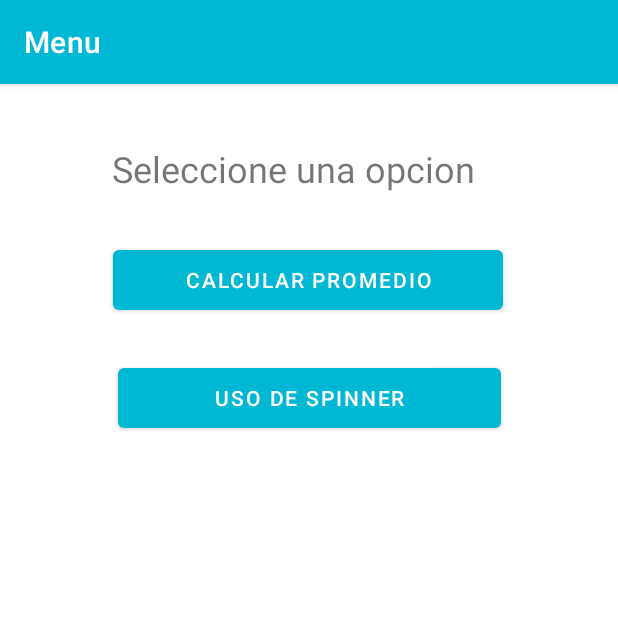
After one commit to GustavoTorres07/AppLogin, an Android app: the menu screen opened directly, with no data from a screen before it, on a phone screen of 412 x 824 dp, the top half of it. The commit adds this screen. Run offline under Robolectric (Android 15) with nearby library versions, the phone set to English and light mode, and no system bars.

Commit message:
Agregue mas pantallas y cree el menu

```diff
--- a/app/src/main/AndroidManifest.xml
+++ b/app/src/main/AndroidManifest.xml
@@ -14,6 +14,12 @@
         android:theme="@style/Theme.AppLogin"
         tools:targetApi="31">
         <activity
+            android:name=".calcularpromedio"
+            android:exported="false" />
+        <activity
+            android:name=".menu"
+            android:exported="false" />
+        <activity
             android:name=".MainActivity"
             android:exported="true">
             <intent-filter>
--- /dev/null
+++ b/app/src/main/java/com/example/applogin/menu.java
@@ -0,0 +1,26 @@
+package com.example.applogin;
+
+import androidx.appcompat.app.AppCompatActivity;
+
+import android.content.Intent;
+import android.os.Bundle;
+import android.view.View;
+
+public class menu extends AppCompatActivity {
+
+    @Override
+    protected void onCreate(Bundle savedInstanceState) {
+        super.onCreate(savedInstanceState);
+        setContentView(R.layout.activity_menu);
+
+        // es lo que se va a reflejar cuando paso a otra ventana
+        setTitle("Menu");
+    }
+
+    public void MostrarActividadNota(View view){
+
+        Intent intent=new Intent(menu.this,calcularpromedio.class);
+        startActivity(intent);
+
+    }
+}
--- /dev/null
+++ b/app/src/main/res/layout/activity_menu.xml
@@ -0,0 +1,44 @@
+<?xml version="1.0" encoding="utf-8"?>
+<androidx.constraintlayout.widget.ConstraintLayout xmlns:android="http://schemas.android.com/apk/res/android"
+    xmlns:app="http://schemas.android.com/apk/res-auto"
+    xmlns:tools="http://schemas.android.com/tools"
+    android:layout_width="match_parent"
+    android:layout_height="match_parent"
+    tools:context=".menu">
+
+    <TextView
+        android:id="@+id/textView2"
+        android:layout_width="wrap_content"
+        android:layout_height="wrap_content"
+        android:layout_marginTop="40dp"
+        android:text="Seleccione una opcion"
+        android:textSize="24dp"
+        app:layout_constraintEnd_toEndOf="parent"
+        app:layout_constraintHorizontal_bias="0.438"
+        app:layout_constraintStart_toStartOf="parent"
+        app:layout_constraintTop_toTopOf="parent" />
+
+    <Button
+        android:id="@+id/button2"
+        android:layout_width="260dp"
+        android:layout_height="52dp"
+        android:layout_marginTop="32dp"
+        android:onClick="MostrarActividadNota"
+        android:text="Calcular Promedio"
+        app:layout_constraintEnd_toEndOf="parent"
+        app:layout_constraintHorizontal_bias="0.496"
+        app:layout_constraintStart_toStartOf="parent"
+        app:layout_constraintTop_toBottomOf="@+id/textView2" />
+
+    <Button
+        android:id="@+id/button3"
+        android:layout_width="255dp"
+        android:layout_height="52dp"
+        android:layout_marginTop="8dp"
+        android:text="Uso de spinner"
+        app:layout_constraintBottom_toBottomOf="parent"
+        app:layout_constraintEnd_toEndOf="parent"
+        app:layout_constraintStart_toStartOf="parent"
+        app:layout_constraintTop_toBottomOf="@+id/button2"
+        app:layout_constraintVertical_bias="0.034" />
+</androidx.constraintlayout.widget.ConstraintLayout>
```
Also changed, not shown: app/src/main/java/com/example/applogin/MainActivity.java (+27 -1 lines), app/src/main/java/com/example/applogin/calcularpromedio.java (added, +14 -0 lines), app/src/main/res/layout/activity_calcularpromedio.xml (added, +101 -0 lines).
